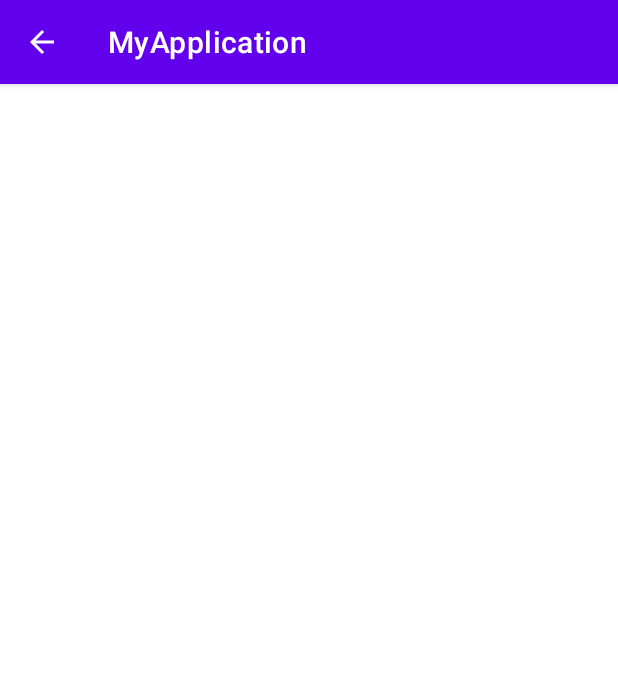
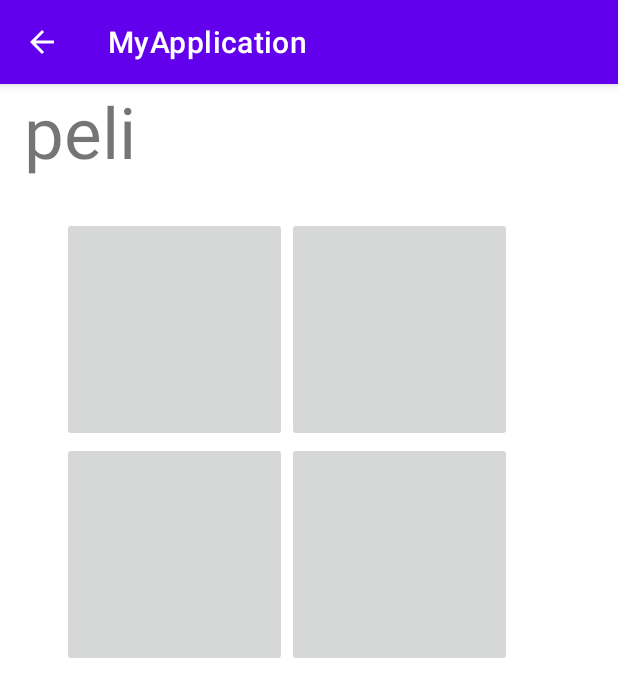
Before and after one commit to hennapusa/Android-javaOhjelmointi, an Android app: the Guess screen opened directly, with no data from a screen before it, on a phone screen of 412 x 824 dp. Shown: the top 697 px of the screen. Run offline under Robolectric (Android 15) with nearby library versions, the light colour scheme and no system bars.

Commit message:
peli korjattu

```diff
--- a/app/src/main/java/com/example/myapplication/Guess.java
+++ b/app/src/main/java/com/example/myapplication/Guess.java
@@ -1,15 +1,31 @@
 package com.example.myapplication;
 
 import android.os.Bundle;
+import android.widget.Button;
 
 import androidx.appcompat.app.AppCompatActivity;
+
+import java.util.Random;
 public class Guess extends AppCompatActivity {
+    private Button Button1;
+    private Button Button2;
+    private Button Button3;
+    private Button Button4;
 
+    public class generateRandom {
+
+        public void main(String args[]) {
+            //satunnaisluku?
+            Random rand = new Random();
+            int rand_int1 = rand.nextInt(5);
+        }
+    }
 
     @Override
     protected void onCreate(Bundle savedInstanceState) {
         super.onCreate(savedInstanceState);
         setContentView(R.layout.activity_guess);
 
-            }
-        }
+
+    }
+}
--- a/app/src/main/res/layout/activity_guess.xml
+++ b/app/src/main/res/layout/activity_guess.xml
@@ -1,10 +1,51 @@
 <?xml version="1.0" encoding="utf-8"?>
-<androidx.constraintlayout.widget.ConstraintLayout xmlns:android="http://schemas.android.com/apk/res/android"
-    xmlns:app="http://schemas.android.com/apk/res-auto"
-    xmlns:tools="http://schemas.android.com/tools"
-    android:layout_width="match_parent"
-    android:layout_height="match_parent"
-    tools:context=".Guess">
+
+    <LinearLayout xmlns:android="http://schemas.android.com/apk/res/android"
+        android:layout_width="match_parent"
+        android:layout_height="match_parent"
+        android:paddingLeft="16dp"
+        android:paddingRight="16dp"
+    android:orientation="vertical">
+
+    <TextView
+        android:id="@+id/peli"
+        android:layout_width="178dp"
+        android:layout_height="63dp"
+        android:autoSizeTextType="uniform"
+        android:text="peli" />
+
+    <TableLayout
+        android:layout_width="350dp"
+        android:layout_height="570dp"
+        android:padding="25dp" >
+
+    <TableRow>
+
+        <ImageButton
+            android:id="@+id/imageButton1"
+            android:layout_width="150dp"
+            android:layout_height="150dp" />
 
 
-</androidx.constraintlayout.widget.ConstraintLayout>
+        <ImageButton
+            android:id="@+id/imageButton2"
+            android:layout_width="150dp"
+            android:layout_height="150dp" />
+    </TableRow>
+    <TableRow>
+
+        <ImageButton
+            android:id="@+id/imageButton3"
+            android:layout_width="150dp"
+            android:layout_height="150dp" />
+
+        <ImageButton
+            android:id="@+id/imageButton4"
+            android:layout_width="150dp"
+            android:layout_height="150dp" />
+    </TableRow>
+
+</TableLayout>
+
+
+</LinearLayout>
```
